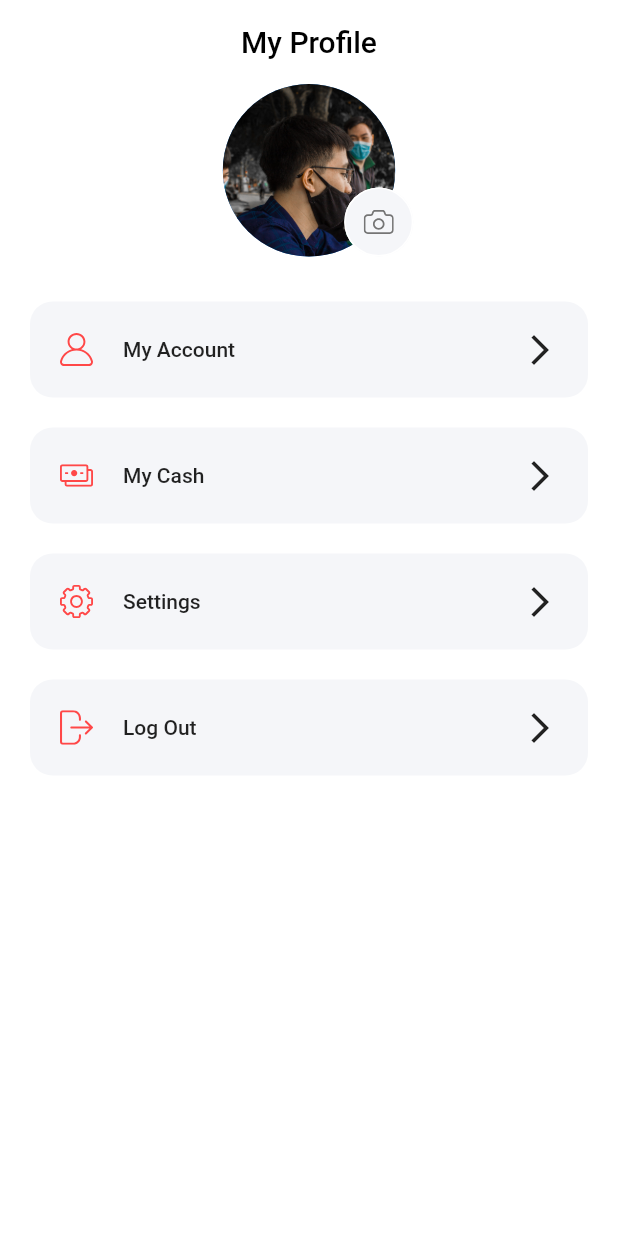
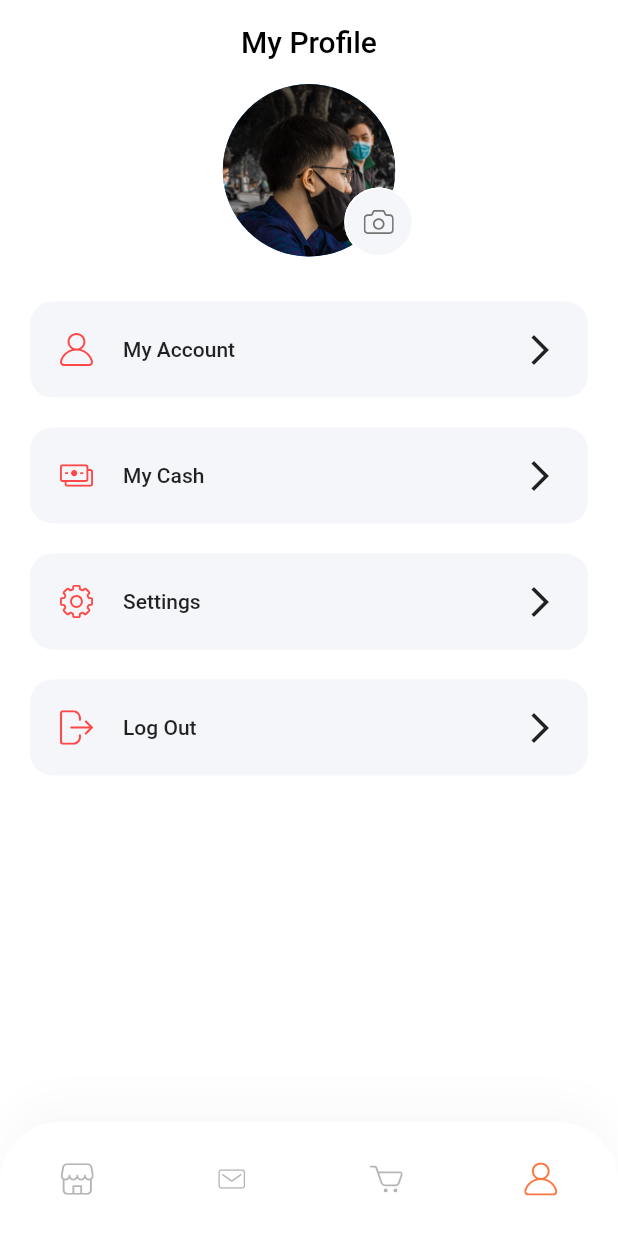
Before and after one commit to hepham/ecommerce, a Flutter app: the ProfileScreen screen opened by its route, on a phone screen of 412 x 824 dp. Run offline on Flutter 3.47's test engine with Material 2 defaults, Android fonts, the phone set to English and light mode, and no system bars; our stand-ins replace flutter_svg.

```diff
--- a/lib/component/navigationBar.dart
+++ b/lib/component/navigationBar.dart
@@ -1,5 +1,6 @@
 import 'package:commerce/screen/Cart/CartScreen.dart';
 import 'package:commerce/screen/Home/homeScreen.dart';
+import 'package:commerce/screen/profile/profile_screen.dart';
 import 'package:flutter/material.dart';
 import 'package:commerce/config.dart';
 import 'package:flutter_svg/flutter_svg.dart';
@@ -48,7 +49,7 @@ class NavigationBar extends StatelessWidget {
             ),
             IconButton(
               onPressed: () =>
-                  Navigator.pushNamed(context, homeScreen.routeName),
+                  Navigator.pushNamed(context, ProfileScreen.routeName),
               icon: SvgPicture.asset('assets/icons/User.svg',color: MenuState.profile==selectedMenu?  Color(0xFFFF7643):Color(0xFFB6B6B6),),
             )
           ],
--- a/lib/main.dart
+++ b/lib/main.dart
@@ -1,4 +1,5 @@
 import 'package:commerce/routes.dart';
+import 'package:commerce/screen/Home/component/specialOffer.dart';
 import 'package:commerce/screen/profile/profile_screen.dart';
 import 'package:flutter/material.dart';
 import 'package:commerce/config.dart';
--- a/lib/screen/profile/profile_screen.dart
+++ b/lib/screen/profile/profile_screen.dart
@@ -1,4 +1,7 @@
+import 'package:commerce/component/navigationBar.dart';
 import 'package:flutter/material.dart';
+
+import '../../enums.dart';
 import 'component/body.dart';
 
 class ProfileScreen extends StatelessWidget {
@@ -17,6 +20,7 @@ class ProfileScreen extends StatelessWidget {
         ),
       ),
       body: Body(),
+      bottomNavigationBar: NavigationBar(selectedMenu: MenuState.profile),
     );
   }
 }
```
